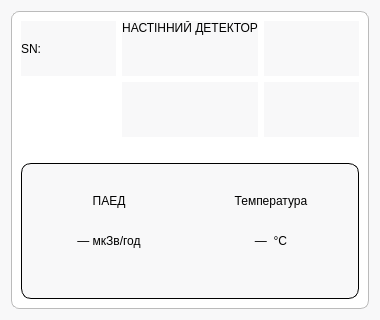
This is _UI/dashboardwall.ui in Miskiv-Andrew/wroc as Qt 5 draws it before an edit. The edited form follows.
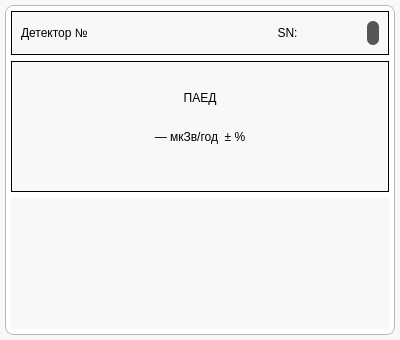
This is the edited form.

Commit message: Update ui's, fix temperature and paed methods

Patch:
```diff
--- a/_UI/dashboardwall.ui
+++ b/_UI/dashboardwall.ui
@@ -6,8 +6,8 @@
    <rect>
     <x>0</x>
     <y>0</y>
-    <width>380</width>
-    <height>320</height>
+    <width>400</width>
+    <height>340</height>
    </rect>
   </property>
   <property name="sizePolicy">
@@ -24,6 +24,18 @@
 </string>
   </property>
   <layout class="QVBoxLayout" name="verticalLayout_3">
+   <property name="leftMargin">
+    <number>5</number>
+   </property>
+   <property name="topMargin">
+    <number>5</number>
+   </property>
+   <property name="rightMargin">
+    <number>5</number>
+   </property>
+   <property name="bottomMargin">
+    <number>5</number>
+   </property>
    <item>
     <widget class="QFrame" name="deviceCard">
      <property name="sizePolicy">
@@ -46,6 +58,23 @@
       <enum>QFrame::Shadow::Raised</enum>
      </property>
      <layout class="QGridLayout" name="gridLayout_3">
+      <property name="leftMargin">
+       <number>5</number>
+      </property>
+      <property name="topMargin">
+       <number>5</number>
+      </property>
+      <property name="rightMargin">
+       <number>5</number>
+      </property>
+      <property name="bottomMargin">
+       <number>5</number>
+      </property>
+      <item row="2" column="0">
+       <widget class="QWidget" name="spectrumWidget" native="true">
+        <layout class="QVBoxLayout" name="verticalLayout_2"/>
+       </widget>
+      </item>
       <item row="1" column="0">
        <widget class="QFrame" name="measureSection">
         <property name="sizePolicy">
@@ -57,7 +86,6 @@
         <property name="styleSheet">
          <string notr="true">#measureSection {
 border: 1px solid black;
-border-radius: 10px
 }</string>
         </property>
         <property name="frameShape">
@@ -79,8 +107,11 @@
                  <verstretch>0</verstretch>
                 </sizepolicy>
                </property>
+               <property name="styleSheet">
+                <string notr="true">font: 700 11pt &quot;Segoe UI&quot;;</string>
+               </property>
                <property name="text">
-                <string>— мкЗв/год</string>
+                <string>— мкЗв/год  ± %</string>
                </property>
                <property name="alignment">
                 <set>Qt::AlignmentFlag::AlignHCenter|Qt::AlignmentFlag::AlignTop</set>
@@ -90,22 +121,6 @@
                </property>
               </widget>
              </item>
-             <item>
-              <widget class="QLabel" name="tempValue">
-               <property name="sizePolicy">
-                <sizepolicy hsizetype="Expanding" vsizetype="Preferred">
-                 <horstretch>0</horstretch>
-                 <verstretch>0</verstretch>
-                </sizepolicy>
-               </property>
-               <property name="text">
-                <string>—  °C</string>
-               </property>
-               <property name="alignment">
-                <set>Qt::AlignmentFlag::AlignHCenter|Qt::AlignmentFlag::AlignTop</set>
-               </property>
-              </widget>
-             </item>
             </layout>
            </item>
            <item row="0" column="0">
@@ -129,125 +144,101 @@
                </property>
               </widget>
              </item>
-             <item>
-              <widget class="QLabel" name="tempLabel">
+            </layout>
+           </item>
+          </layout>
+         </item>
+        </layout>
+       </widget>
+      </item>
+      <item row="0" column="0">
+       <widget class="QFrame" name="statusSection">
                <property name="sizePolicy">
-                <sizepolicy hsizetype="Expanding" vsizetype="Preferred">
+         <sizepolicy hsizetype="Preferred" vsizetype="Fixed">
                  <horstretch>0</horstretch>
                  <verstretch>0</verstretch>
                 </sizepolicy>
                </property>
                <property name="styleSheet">
-                <string notr="true">font: 700 10pt &quot;Segoe UI&quot;;</string>
+         <string notr="true">#statusSection {
+border: 1px solid black;
+}</string>
+        </property>
+        <property name="frameShape">
+         <enum>QFrame::Shape::StyledPanel</enum>
+        </property>
+        <property name="frameShadow">
+         <enum>QFrame::Shadow::Raised</enum>
+        </property>
+        <layout class="QHBoxLayout" name="horizontalLayout_4">
+         <item>
+          <layout class="QHBoxLayout" name="horizontalLayout_3">
+           <item>
+            <widget class="QLabel" name="positionLabel">
+             <property name="styleSheet">
+              <string notr="true">font: 700 11pt &quot;Segoe UI&quot;;</string>
                </property>
                <property name="text">
-                <string>Температура</string>
-               </property>
-               <property name="alignment">
-                <set>Qt::AlignmentFlag::AlignCenter</set>
-               </property>
-              </widget>
-             </item>
-            </layout>
-           </item>
-          </layout>
-         </item>
-        </layout>
-       </widget>
-      </item>
-      <item row="0" column="0">
-       <layout class="QVBoxLayout" name="verticalLayout">
+              <string>Детектор №</string>
+             </property>
+            </widget>
+           </item>
         <item>
-         <layout class="QGridLayout" name="gridLayout_2">
-          <property name="bottomMargin">
-           <number>20</number>
-          </property>
-          <property name="horizontalSpacing">
-           <number>6</number>
-          </property>
-          <item row="0" column="0">
+            <spacer name="horizontalSpacer">
+             <property name="orientation">
+              <enum>Qt::Orientation::Horizontal</enum>
+             </property>
+             <property name="sizeType">
+              <enum>QSizePolicy::Policy::Minimum</enum>
+             </property>
+             <property name="sizeHint" stdset="0">
+              <size>
+               <width>40</width>
+               <height>20</height>
+              </size>
+             </property>
+            </spacer>
+           </item>
+           <item>
            <widget class="QLabel" name="serialLabel">
-            <property name="sizePolicy">
-             <sizepolicy hsizetype="Expanding" vsizetype="Preferred">
-              <horstretch>0</horstretch>
-              <verstretch>0</verstretch>
-             </sizepolicy>
+             <property name="styleSheet">
+              <string notr="true">font: 700 11pt &quot;Segoe UI&quot;;</string>
             </property>
             <property name="text">
              <string>SN:</string>
             </property>
-           </widget>
-          </item>
-          <item row="0" column="1">
-           <widget class="QLabel" name="typeLabel">
-            <property name="sizePolicy">
-             <sizepolicy hsizetype="Expanding" vsizetype="Preferred">
-              <horstretch>0</horstretch>
-              <verstretch>0</verstretch>
-             </sizepolicy>
-            </property>
-            <property name="styleSheet">
-             <string notr="true">font: 700 9pt &quot;Segoe UI&quot;;</string>
-            </property>
-            <property name="text">
-             <string>НАСТІННИЙ ДЕТЕКТОР</string>
-            </property>
             <property name="alignment">
-             <set>Qt::AlignmentFlag::AlignHCenter|Qt::AlignmentFlag::AlignTop</set>
-            </property>
-            <property name="margin">
-             <number>1</number>
-            </property>
-           </widget>
-          </item>
-          <item row="1" column="2">
-           <widget class="QLabel" name="statusaddLabel">
-            <property name="sizePolicy">
-             <sizepolicy hsizetype="Expanding" vsizetype="Preferred">
-              <horstretch>0</horstretch>
-              <verstretch>0</verstretch>
-             </sizepolicy>
-            </property>
-            <property name="text">
-             <string/>
-            </property>
-            <property name="alignment">
-             <set>Qt::AlignmentFlag::AlignRight|Qt::AlignmentFlag::AlignTrailing|Qt::AlignmentFlag::AlignVCenter</set>
-            </property>
-           </widget>
-          </item>
-          <item row="0" column="2">
+              <set>Qt::AlignmentFlag::AlignCenter</set>
+             </property>
+            </widget>
+           </item>
+           <item>
            <widget class="QLabel" name="statusLabel">
-            <property name="sizePolicy">
-             <sizepolicy hsizetype="Expanding" vsizetype="Preferred">
-              <horstretch>0</horstretch>
-              <verstretch>0</verstretch>
-             </sizepolicy>
-            </property>
-            <property name="text">
-             <string/>
-            </property>
-            <property name="alignment">
-             <set>Qt::AlignmentFlag::AlignRight|Qt::AlignmentFlag::AlignTrailing|Qt::AlignmentFlag::AlignVCenter</set>
-            </property>
-           </widget>
-          </item>
-          <item row="1" column="1">
-           <widget class="QLabel" name="positionLabel">
+             <property name="minimumSize">
+              <size>
+               <width>12</width>
+               <height>24</height>
+              </size>
+             </property>
+             <property name="maximumSize">
+              <size>
+               <width>12</width>
+               <height>24</height>
+              </size>
+             </property>
             <property name="styleSheet">
-             <string notr="true">font: 700 12pt &quot;Segoe UI&quot;;</string>
+              <string notr="true">background-color: rgb(86, 86, 86);
+border-radius: 6px</string>
             </property>
             <property name="text">
              <string/>
             </property>
-            <property name="alignment">
-             <set>Qt::AlignmentFlag::AlignCenter</set>
-            </property>
            </widget>
           </item>
          </layout>
         </item>
        </layout>
+       </widget>
       </item>
      </layout>
     </widget>
```
Left out of the diff: 2 changed lines with no effect on the pictures. Lines whose indentation alone changed are shown as unchanged. The commit also changes 4 other files.
